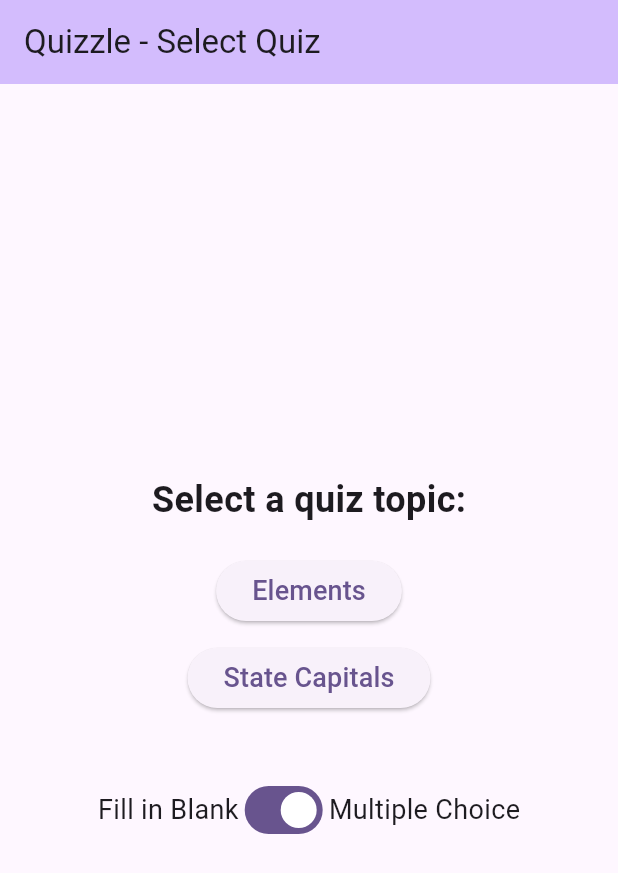
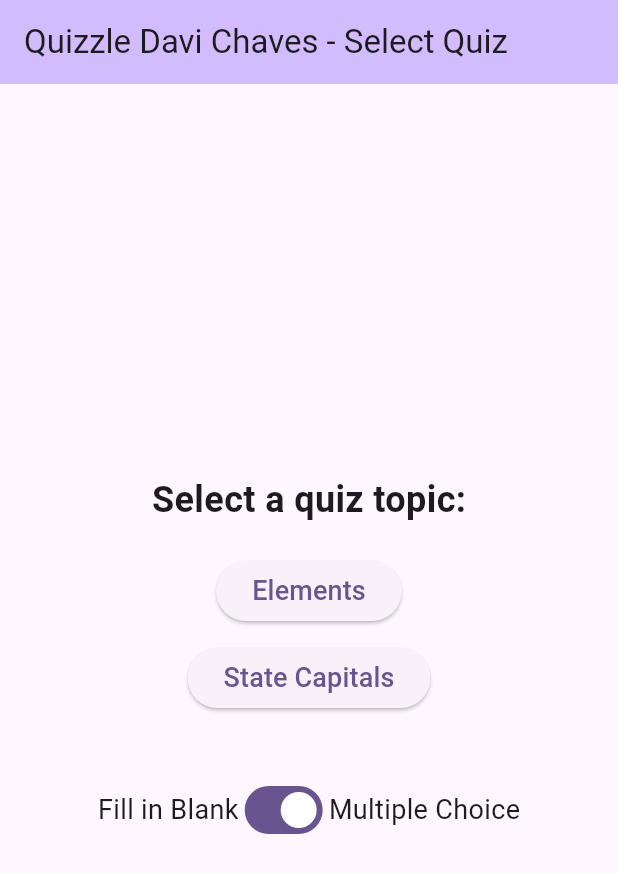
Before and after one commit to davichaves/tac368_assignments, a Flutter app: the SelectionScreen screen opened directly, on a phone screen of 412 x 824 dp. Shown: the top 873 px of the screen. Run offline on Flutter 3.47's test engine with Material 3 defaults, Android fonts, the phone set to English and light mode, and no system bars; our stand-ins replace equatable, flutter_bloc, hydrated_bloc.

Commit message:
finished hw 5

```diff
--- a/hw5/hw5_davi/lib/quizzle_davi.dart
+++ b/hw5/hw5_davi/lib/quizzle_davi.dart
@@ -14,7 +14,7 @@ class QuizzleApp extends StatelessWidget {
   @override
   Widget build(BuildContext context) {
     return MaterialApp(
-      title: 'Quizzle',
+      title: 'Quizzle - Davi Chaves',
       theme: ThemeData(
         colorScheme: ColorScheme.fromSeed(seedColor: Colors.teal),
         useMaterial3: true,
@@ -103,7 +103,7 @@ class _SelectionScreenState extends State<SelectionScreen> {
     // Basic UI for file and mode selection
     return Scaffold(
       appBar: AppBar(
-        title: const Text('Quizzle - Select Quiz'),
+        title: const Text('Quizzle Davi Chaves - Select Quiz'),
         backgroundColor: Theme.of(context).colorScheme.inversePrimary,
       ),
       body: Center(
```
Also changed, not shown: hw5/hw5_davi/lib/main.dart (+4 -4 lines), hw5/hw5_davi/pubspec.yaml (+24 -0 lines).
